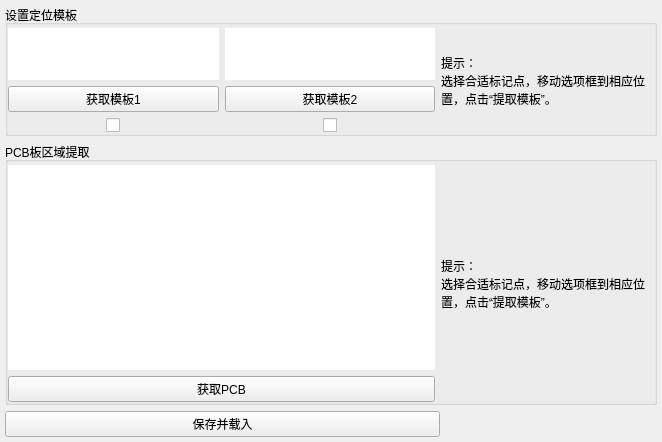
Old version of the form ui/pcb_location.ui in the repository xiashu-tech-sh/AOI-IE.
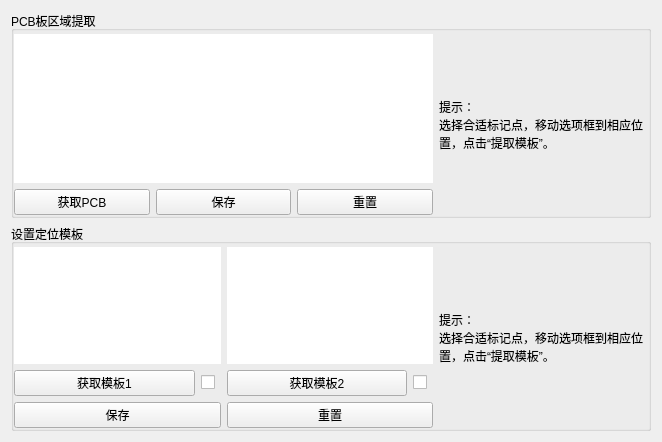
New version of the form.

The edit to the form file:
```diff
--- a/ui/pcb_location.ui
+++ b/ui/pcb_location.ui
@@ -13,112 +13,7 @@
   <property name="windowTitle">
    <string>Form</string>
   </property>
-  <layout class="QVBoxLayout" name="verticalLayout_2" stretch="1,2,0">
-   <property name="leftMargin">
-    <number>5</number>
-   </property>
-   <property name="topMargin">
-    <number>5</number>
-   </property>
-   <property name="rightMargin">
-    <number>5</number>
-   </property>
-   <property name="bottomMargin">
-    <number>5</number>
-   </property>
-   <item>
-    <widget class="QGroupBox" name="groupbox_1">
-     <property name="title">
-      <string>设置定位模板</string>
-     </property>
-     <layout class="QHBoxLayout" name="horizontalLayout" stretch="2,1">
-      <property name="leftMargin">
-       <number>0</number>
-      </property>
-      <property name="topMargin">
-       <number>3</number>
-      </property>
-      <property name="rightMargin">
-       <number>0</number>
-      </property>
-      <property name="bottomMargin">
-       <number>0</number>
-      </property>
-      <item>
-       <layout class="QGridLayout" name="gridLayout">
-        <item row="2" column="0" alignment="Qt::AlignHCenter">
-         <widget class="QCheckBox" name="checkBox_1">
-          <property name="text">
-           <string/>
-          </property>
-         </widget>
-        </item>
-        <item row="2" column="2" alignment="Qt::AlignHCenter">
-         <widget class="QCheckBox" name="checkBox_2">
-          <property name="text">
-           <string/>
-          </property>
-         </widget>
-        </item>
-        <item row="1" column="2">
-         <widget class="QPushButton" name="getTemplateButton_2">
-          <property name="text">
-           <string>获取模板2</string>
-          </property>
-         </widget>
-        </item>
-        <item row="1" column="0">
-         <widget class="QPushButton" name="getTemplateButton_1">
-          <property name="text">
-           <string>获取模板1</string>
-          </property>
-         </widget>
-        </item>
-        <item row="0" column="0">
-         <widget class="QLabel" name="templateLabel_1">
-          <property name="styleSheet">
-           <string notr="true">background-color: rgb(255, 255, 255);</string>
-          </property>
-          <property name="text">
-           <string/>
-          </property>
-          <property name="alignment">
-           <set>Qt::AlignCenter</set>
-          </property>
-         </widget>
-        </item>
-        <item row="0" column="2">
-         <widget class="QLabel" name="templateLabel_2">
-          <property name="styleSheet">
-           <string notr="true">background-color: rgb(255, 255, 255);</string>
-          </property>
-          <property name="text">
-           <string/>
-          </property>
-          <property name="alignment">
-           <set>Qt::AlignCenter</set>
-          </property>
-         </widget>
-        </item>
-       </layout>
-      </item>
-      <item>
-       <widget class="QLabel" name="label">
-        <property name="text">
-         <string>提示：
-选择合适标记点，移动选项框到相应位置，点击“提取模板”。</string>
-        </property>
-        <property name="textFormat">
-         <enum>Qt::AutoText</enum>
-        </property>
-        <property name="wordWrap">
-         <bool>true</bool>
-        </property>
-       </widget>
-      </item>
-     </layout>
-    </widget>
-   </item>
+  <layout class="QVBoxLayout" name="verticalLayout_2" stretch="1,1">
    <item>
     <widget class="QGroupBox" name="groupbox_2">
      <property name="title">
@@ -142,7 +37,7 @@
         <item>
          <widget class="QLabel" name="pcbLabel">
           <property name="sizePolicy">
-           <sizepolicy hsizetype="Minimum" vsizetype="Minimum">
+           <sizepolicy hsizetype="Preferred" vsizetype="Preferred">
             <horstretch>0</horstretch>
             <verstretch>0</verstretch>
            </sizepolicy>
@@ -167,6 +62,20 @@
             </property>
            </widget>
           </item>
+          <item>
+           <widget class="QPushButton" name="savePCBButton">
+            <property name="text">
+             <string>保存</string>
+            </property>
+           </widget>
+          </item>
+          <item>
+           <widget class="QPushButton" name="resetPCBButton">
+            <property name="text">
+             <string>重置</string>
+            </property>
+           </widget>
+          </item>
          </layout>
         </item>
        </layout>
@@ -189,28 +98,125 @@
     </widget>
    </item>
    <item>
-    <layout class="QHBoxLayout" name="horizontalLayout_4" stretch="2,1">
-     <item>
-      <widget class="QPushButton" name="saveButton">
-       <property name="text">
-        <string>保存并载入</string>
-       </property>
-      </widget>
-     </item>
-     <item>
-      <spacer name="horizontalSpacer">
-       <property name="orientation">
-        <enum>Qt::Horizontal</enum>
-       </property>
-       <property name="sizeHint" stdset="0">
-        <size>
-         <width>248</width>
-         <height>20</height>
-        </size>
-       </property>
-      </spacer>
-     </item>
-    </layout>
+    <widget class="QGroupBox" name="groupbox_1">
+     <property name="title">
+      <string>设置定位模板</string>
+     </property>
+     <layout class="QHBoxLayout" name="horizontalLayout_5" stretch="2,1">
+      <property name="leftMargin">
+       <number>0</number>
+      </property>
+      <property name="topMargin">
+       <number>3</number>
+      </property>
+      <property name="rightMargin">
+       <number>0</number>
+      </property>
+      <property name="bottomMargin">
+       <number>0</number>
+      </property>
+      <item>
+       <layout class="QGridLayout" name="gridLayout" rowstretch="1,0,0">
+        <item row="0" column="0">
+         <widget class="QLabel" name="templateLabel_1">
+          <property name="styleSheet">
+           <string notr="true">background-color: rgb(255, 255, 255);</string>
+          </property>
+          <property name="text">
+           <string/>
+          </property>
+          <property name="alignment">
+           <set>Qt::AlignCenter</set>
+          </property>
+         </widget>
+        </item>
+        <item row="0" column="1">
+         <widget class="QLabel" name="templateLabel_2">
+          <property name="styleSheet">
+           <string notr="true">background-color: rgb(255, 255, 255);</string>
+          </property>
+          <property name="text">
+           <string/>
+          </property>
+          <property name="alignment">
+           <set>Qt::AlignCenter</set>
+          </property>
+         </widget>
+        </item>
+        <item row="1" column="0">
+         <layout class="QHBoxLayout" name="horizontalLayout" stretch="1,0">
+          <property name="rightMargin">
+           <number>6</number>
+          </property>
+          <item>
+           <widget class="QPushButton" name="getTemplateButton_1">
+            <property name="text">
+             <string>获取模板1</string>
+            </property>
+           </widget>
+          </item>
+          <item>
+           <widget class="QCheckBox" name="checkBox_1">
+            <property name="text">
+             <string/>
+            </property>
+           </widget>
+          </item>
+         </layout>
+        </item>
+        <item row="1" column="1">
+         <layout class="QHBoxLayout" name="horizontalLayout_4" stretch="1,0">
+          <property name="rightMargin">
+           <number>6</number>
+          </property>
+          <item>
+           <widget class="QPushButton" name="getTemplateButton_2">
+            <property name="text">
+             <string>获取模板2</string>
+            </property>
+           </widget>
+          </item>
+          <item>
+           <widget class="QCheckBox" name="checkBox_2">
+            <property name="text">
+             <string/>
+            </property>
+           </widget>
+          </item>
+         </layout>
+        </item>
+        <item row="2" column="0">
+         <widget class="QPushButton" name="saveTemplateButton">
+          <property name="text">
+           <string>保存</string>
+          </property>
+         </widget>
+        </item>
+        <item row="2" column="1">
+         <widget class="QPushButton" name="resetTemplateButton">
+          <property name="text">
+           <string>重置</string>
+          </property>
+         </widget>
+        </item>
+       </layout>
+      </item>
+      <item>
+       <widget class="QLabel" name="label">
+        <property name="text">
+         <string>提示：
+选择合适标记点，移动选项框到相应位置，点击“提取模板”。</string>
+        </property>
+        <property name="textFormat">
+         <enum>Qt::AutoText</enum>
+        </property>
+        <property name="wordWrap">
+         <bool>true</bool>
+        </property>
+       </widget>
+      </item>
+     </layout>
+    </widget>
    </item>
   </layout>
  </widget>
```
